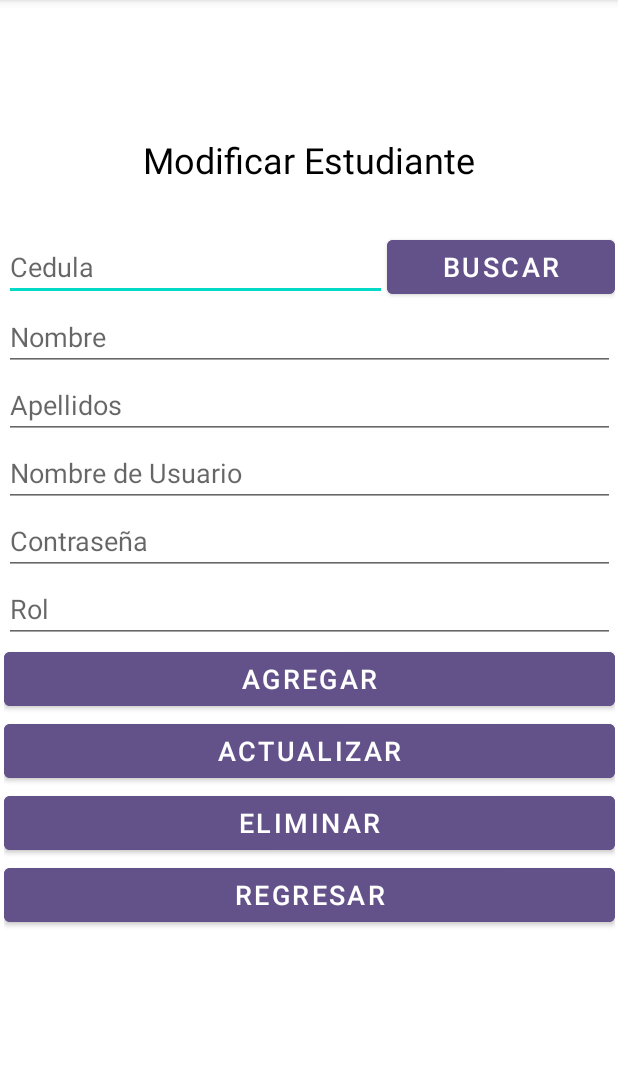
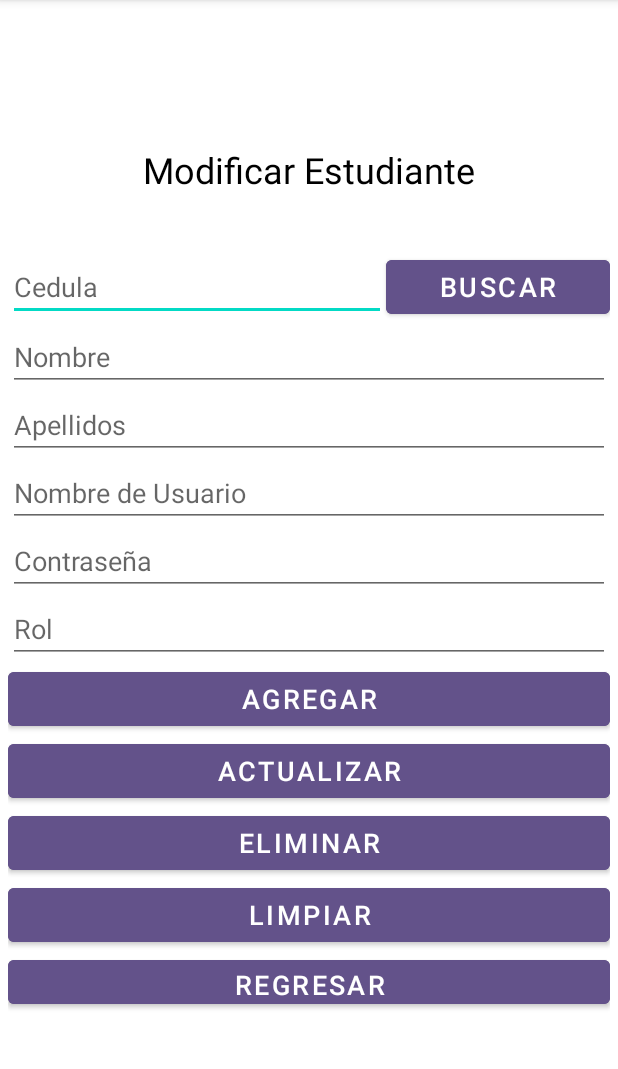
Before and after one commit to walterguzmans/P-PV-COMEDOR, an Android app: the Modificar screen opened directly, with no data from a screen before it, after a tap on "AGREGAR", on a phone screen of 412 x 824 dp, the part 84-1153 px from its top. Run offline under Robolectric (Android 15) with nearby library versions, the phone set to English and light mode, and no system bars.

```diff
--- a/Code/Proyecto_Progra_5_Comedor/app/src/main/java/com/example/proyecto_progra_5_comedor/ConexionDB.java
+++ b/Code/Proyecto_Progra_5_Comedor/app/src/main/java/com/example/proyecto_progra_5_comedor/ConexionDB.java
@@ -4,6 +4,7 @@ import android.content.ContentValues;
 import android.content.Context;
 import android.database.sqlite.SQLiteDatabase;
 import android.database.sqlite.SQLiteOpenHelper;
+import android.widget.Toast;
 
 import androidx.annotation.Nullable;
 
@@ -27,5 +28,12 @@ public class ConexionDB extends SQLiteOpenHelper {
         db.close();
 
     }
+    public void AgregarEstudiante(String CedulaEA, String NombreEA, String ApellidosEA, String UsuarioEA, String ContraseñaEA, String RolEA){
+        SQLiteDatabase bd = getWritableDatabase();
+        if (bd!=null) {
+            bd.execSQL("INSERT INTO usuarios VALUES('"+CedulaEA+"','"+NombreEA+"','"+ApellidosEA+"','"+UsuarioEA+"','"+ContraseñaEA+"','"+RolEA+"')");
+            bd.close();
+        }
+    }
 
 }
--- a/Code/Proyecto_Progra_5_Comedor/app/src/main/java/com/example/proyecto_progra_5_comedor/Modificar.java
+++ b/Code/Proyecto_Progra_5_Comedor/app/src/main/java/com/example/proyecto_progra_5_comedor/Modificar.java
@@ -34,16 +34,18 @@ public class Modificar extends AppCompatActivity {
         btnRegresar = findViewById(R.id.btnRegresar);
 
     }
+    //Boton para buscar estudiante por cedula
     public void BuscarEst(View vBuscar){
         ConexionDB conex = new ConexionDB(getApplicationContext(),"Proyecto_Progra_5_Comedor",null,1);
         SQLiteDatabase db = conex.getReadableDatabase();
+        //creacion de variable para comparar con base de datos
+        String CedulaEst = txtModCedula.getText().toString();
 
-       String CedulaEst = txtModCedula.getText().toString();
-
+        //seleccionar los datos que se van a llamar de la tabla
         try {
             Cursor cursor = db.rawQuery("select nombre, apellidos, usuario, contraseña, rol from usuarios where cedula == " + CedulaEst + "", null);
             cursor.moveToFirst();
-
+            //colocar los datos que se llaman arriba en los campos de esta ventana en orden (se usa el siguiente orden 0-?)
             txtModNombre.setText(cursor.getString(0));
             txtModApellidos.setText(cursor.getString(1));
             txtModNomUsu.setText(cursor.getString(2));
@@ -60,6 +62,9 @@ public class Modificar extends AppCompatActivity {
 
     }
     public void AgregarEst(View vAgregar){
+        ConexionDB conex = new ConexionDB(this, "Proyecto_Progra_5_Comedor", null, 1);
+        conex.AgregarEstudiante(txtModCedula.getText().toString(), txtModNombre.getText().toString(),
+                txtModApellidos.getText().toString(), txtModNomUsu.getText().toString(), txtModContra.getText().toString(), txtModRol.getText().toString());
 
         Toast.makeText(this, "Se ha Agregado el Estudiante correctamente", Toast.LENGTH_LONG).show();
     }
@@ -71,7 +76,11 @@ public class Modificar extends AppCompatActivity {
 
         Toast.makeText(this, "Se ha Eliminado el Estudiante correctamente", Toast.LENGTH_LONG).show();
     }
+    public void LimpiarMod(View vLimpiar){
+        limpiar();
 
+        Toast.makeText(this, "Se han Limpiado los Datos correctamente", Toast.LENGTH_LONG).show();
+    }
     //Regresa a la ventana de Mantenimiento de estudiante  y limpiar los datos
     public void Regresar(View vRegresar){
         limpiar();
--- a/Code/Proyecto_Progra_5_Comedor/app/src/main/java/com/example/proyecto_progra_5_comedor/VentanaAdminUsuarios.java
+++ b/Code/Proyecto_Progra_5_Comedor/app/src/main/java/com/example/proyecto_progra_5_comedor/VentanaAdminUsuarios.java
@@ -42,5 +42,4 @@ public class VentanaAdminUsuarios extends AppCompatActivity {
         Intent i = new Intent(VentanaAdminUsuarios.this, Modificar.class);
         startActivity(i);
     }
-
 }
--- a/Code/Proyecto_Progra_5_Comedor/app/src/main/res/layout/activity_modificar.xml
+++ b/Code/Proyecto_Progra_5_Comedor/app/src/main/res/layout/activity_modificar.xml
@@ -24,10 +24,10 @@
 
     <LinearLayout
         android:id="@+id/linearLayout8"
-        android:layout_width="407dp"
-        android:layout_height="474dp"
+        android:layout_width="401dp"
+        android:layout_height="508dp"
         android:layout_marginTop="15dp"
-        android:layout_marginBottom="140dp"
+        android:layout_marginBottom="86dp"
         android:orientation="vertical"
         app:layout_constraintBottom_toBottomOf="parent"
         app:layout_constraintEnd_toEndOf="parent"
@@ -162,6 +162,15 @@
             android:textSize="18sp" />
 
         <Button
+            android:id="@+id/btnLimpiar"
+            android:layout_width="match_parent"
+            android:layout_height="wrap_content"
+            android:backgroundTint="#63528A"
+            android:onClick="LimpiarMod"
+            android:text="Limpiar"
+            android:textSize="18sp" />
+
+        <Button
             android:id="@+id/btnRegresar"
             android:layout_width="match_parent"
             android:layout_height="wrap_content"
```
